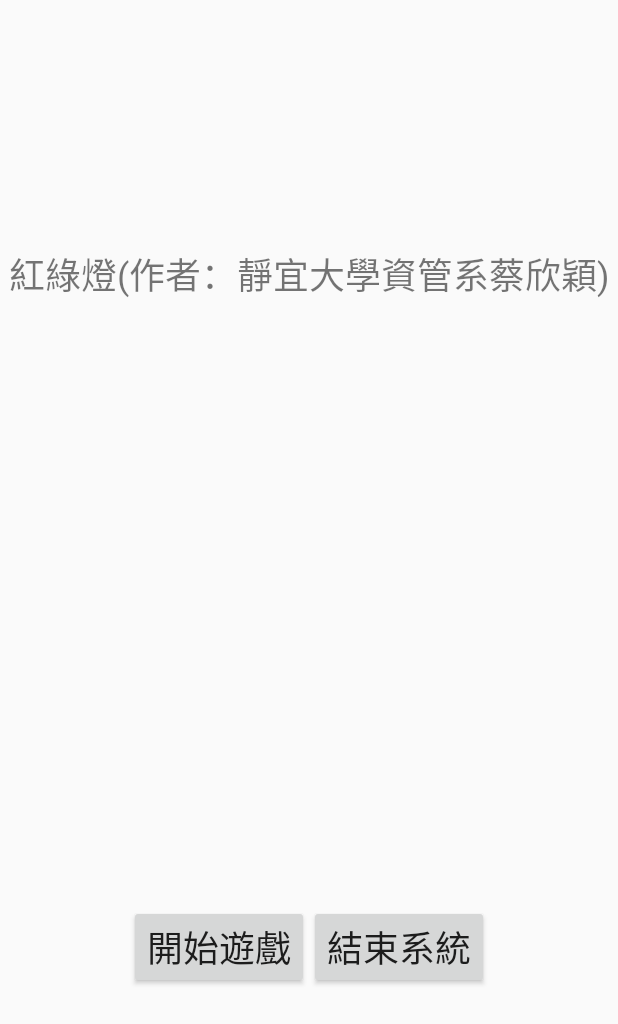
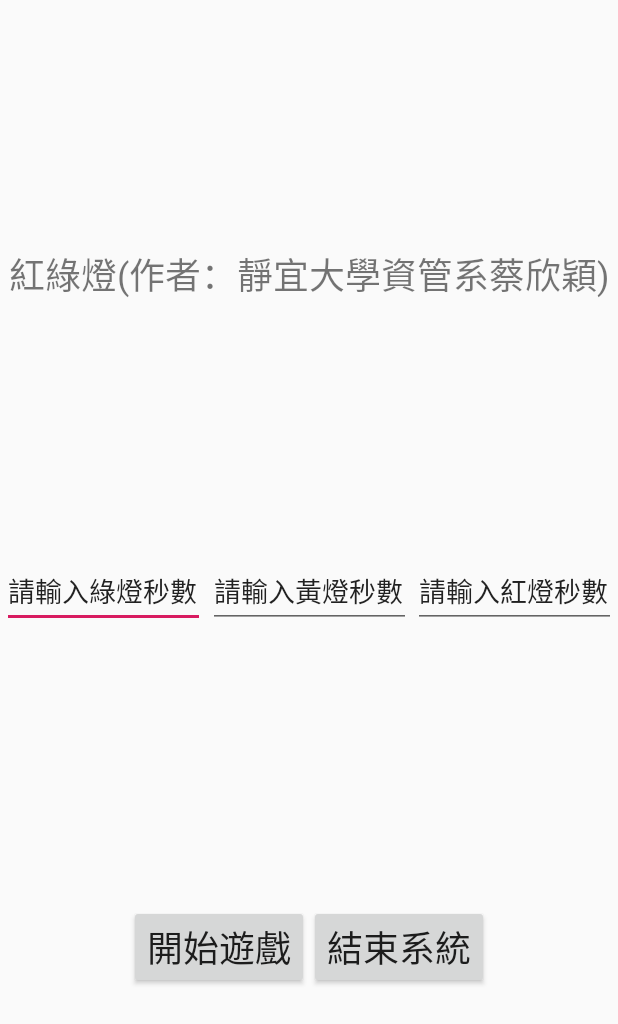
Before and after one commit to hsinying1117/TrafficLight, an Android app: the layout activity_main.xml on its own in the app's theme, with its tools: preview values and no code run, on a phone screen of 412 x 824 dp. Shown: the top 1024 px of the screen. Run offline under Robolectric (Android 15) with nearby library versions, the phone set to English and light mode, and no system bars.

Commit message:
2020上機考版本1(蔡欣穎)

```diff
--- a/app/src/main/res/layout/activity_main.xml
+++ b/app/src/main/res/layout/activity_main.xml
@@ -21,6 +21,47 @@
         app:layout_constraintEnd_toEndOf="parent"
         app:layout_constraintStart_toStartOf="parent"
         app:layout_constraintTop_toTopOf="@+id/gl1" />
+
+    <androidx.constraintlayout.widget.Guideline
+        android:id="@+id/gl3"
+        android:layout_width="wrap_content"
+        android:layout_height="wrap_content"
+        android:orientation="horizontal"
+        app:layout_constraintGuide_percent="0.45"  />
+
+    <EditText
+        android:id="@+id/edt1"
+        android:layout_width="135dp"
+        android:layout_height="48dp"
+        android:ems="10"
+        android:inputType="textPersonName"
+        android:text="請輸入綠燈秒數"
+        app:layout_constraintEnd_toStartOf="@+id/edt2"
+        app:layout_constraintHorizontal_chainStyle="spread"
+        app:layout_constraintStart_toStartOf="parent"
+        app:layout_constraintTop_toTopOf="@+id/gl3" />
+
+    <EditText
+        android:id="@+id/edt2"
+        android:layout_width="135dp"
+        android:layout_height="48dp"
+        android:ems="10"
+        android:inputType="textPersonName"
+        android:text="請輸入黃燈秒數"
+        app:layout_constraintEnd_toStartOf="@+id/edt3"
+        app:layout_constraintStart_toEndOf="@+id/edt1"
+        app:layout_constraintTop_toTopOf="@+id/gl3" />
+
+    <EditText
+        android:id="@+id/edt3"
+        android:layout_width="135dp"
+        android:layout_height="48dp"
+        android:ems="10"
+        android:inputType="textPersonName"
+        android:text="請輸入紅燈秒數"
+        app:layout_constraintEnd_toEndOf="parent"
+        app:layout_constraintStart_toEndOf="@+id/edt2"
+        app:layout_constraintTop_toTopOf="@+id/gl3" />
 
     <androidx.constraintlayout.widget.Guideline
         android:id="@+id/gl2"
```
